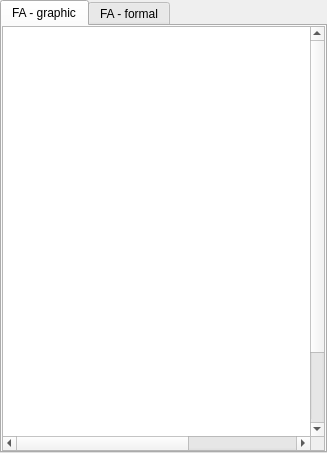
Old version of the form RegularConvertor/finite_machine/fa_widget.ui in the repository navrkald/regularConvertor.
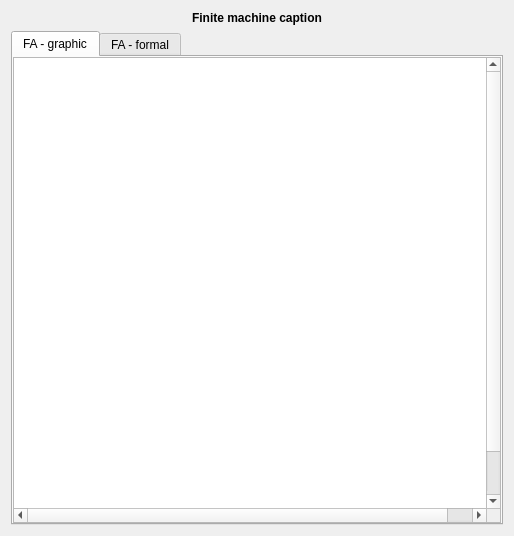
New version of the form.

Patch:
```diff
--- a/RegularConvertor/finite_machine/fa_widget.ui
+++ b/RegularConvertor/finite_machine/fa_widget.ui
@@ -6,8 +6,8 @@
    <rect>
     <x>0</x>
     <y>0</y>
-    <width>327</width>
-    <height>453</height>
+    <width>514</width>
+    <height>536</height>
    </rect>
   </property>
   <property name="sizePolicy">
@@ -19,23 +19,24 @@
   <property name="windowTitle">
    <string>Form</string>
   </property>
-  <layout class="QGridLayout" name="gridLayout">
-   <property name="leftMargin">
-    <number>0</number>
-   </property>
-   <property name="topMargin">
-    <number>0</number>
-   </property>
-   <property name="rightMargin">
-    <number>0</number>
-   </property>
-   <property name="bottomMargin">
-    <number>0</number>
-   </property>
-   <property name="spacing">
-    <number>0</number>
-   </property>
-   <item row="0" column="0">
+  <layout class="QVBoxLayout" name="verticalLayout_3">
+   <item>
+    <widget class="QLabel" name="m_finiteMachineWidgetCaption">
+     <property name="font">
+      <font>
+       <weight>75</weight>
+       <bold>true</bold>
+      </font>
+     </property>
+     <property name="text">
+      <string>Finite machine caption</string>
+     </property>
+     <property name="alignment">
+      <set>Qt::AlignCenter</set>
+     </property>
+    </widget>
+   </item>
+   <item>
     <widget class="QTabWidget" name="tabWidget">
      <property name="currentIndex">
       <number>0</number>
```
